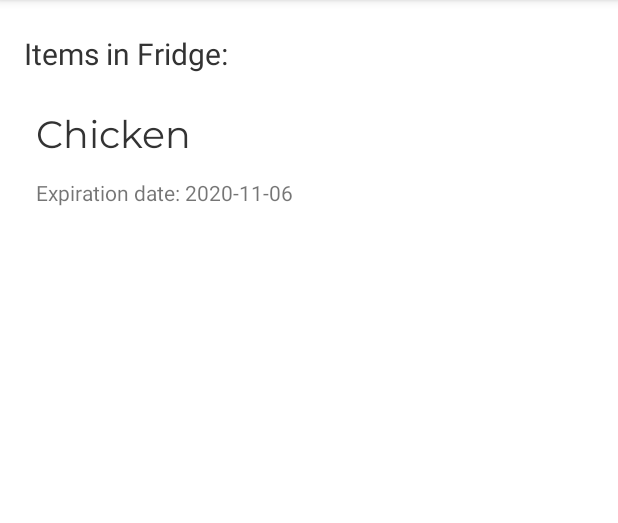
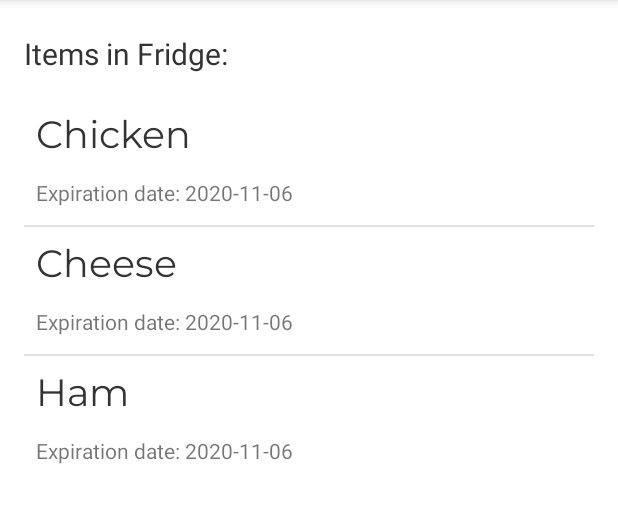
Before and after one commit to Rafalini/BHL_2k20, an Android app: the screen it shows after launch (MainActivity), on a phone screen of 412 x 824 dp, the part 84-607 px from its top. Run offline under Robolectric (Android 15) with nearby library versions, the phone set to English and light mode, and no system bars; Roboto replaces fonts that are not available here.

Commit message:
Changed RecyclerView to ListView

```diff
--- a/app/src/main/java/com/example/myapplication/FoodItemAdapter.java
+++ b/app/src/main/java/com/example/myapplication/FoodItemAdapter.java
@@ -4,58 +4,55 @@ import android.content.Context;
 import android.view.LayoutInflater;
 import android.view.View;
 import android.view.ViewGroup;
+import android.widget.ArrayAdapter;
 import android.widget.TextView;
 
 import androidx.annotation.NonNull;
-import androidx.recyclerview.widget.RecyclerView;
-
+import androidx.annotation.Nullable;
 import com.example.myapplication.models.FoodItem;
 
 import java.text.SimpleDateFormat;
-import java.util.List;
+import java.util.ArrayList;
 
-public class FoodItemAdapter extends RecyclerView.Adapter<FoodItemAdapter.FoodItemViewHolder> {
+public class FoodItemAdapter extends ArrayAdapter<FoodItem> {
 
-    private Context context;
-    private List<FoodItem> foodList;
+    private final Context context;
 
-    public FoodItemAdapter(Context context, List<FoodItem> foodList) {
+    public FoodItemAdapter(Context context, ArrayList<FoodItem> values) {
+        super(context, -1, values);
         this.context = context;
-        this.foodList = foodList;
     }
 
     @NonNull
     @Override
-    public FoodItemViewHolder onCreateViewHolder(@NonNull ViewGroup parent, int viewType) {
-        View view = LayoutInflater.from(context).inflate(R.layout.food_recycler_items, parent, false);
-        return new FoodItemViewHolder(view);
+    public View getView(int position, @Nullable View convertView, @NonNull ViewGroup parent) {
+        ItemViewHolder holder;
+        if(convertView == null) {
+            LayoutInflater inflater = (LayoutInflater) context.getSystemService(Context.LAYOUT_INFLATER_SERVICE);
+            convertView = inflater.inflate(R.layout.food_recycler_items, null);
+            holder = new ItemViewHolder();
+            holder.nameTextView = (TextView) convertView.findViewById(R.id.food_item_name);
+            holder.dateTextView = (TextView) convertView.findViewById(R.id.food_item_date);
+            convertView.setTag(holder);
+        } else {
+            holder = (ItemViewHolder) convertView.getTag();
+        }
+
+
+        FoodItem foodItem = getItem(position);
+        holder.nameTextView.setText(foodItem.getName());
+        SimpleDateFormat dateFormat = new SimpleDateFormat("yyyy-MM-dd");
+        String date = dateFormat.format(foodItem.getExpirationDate());
+        String dateText = "Expiration date: " + date;
+        holder.dateTextView.setText(dateText);
+
+        return convertView;
     }
 
-    @Override
-    public void onBindViewHolder(@NonNull FoodItemViewHolder holder, int position) {
-        holder.foodItemName.setText(foodList.get(position).getName());
-        SimpleDateFormat dateFormat = new SimpleDateFormat("yyyy-MM-dd");
-        String date = dateFormat.format(foodList.get(position).getExpirationDate());
-        String dateText = "Expiration date: " + date;
-        holder.foodItemDate.setText(dateText);
+    static class ItemViewHolder {
+        private TextView nameTextView;
+        private TextView dateTextView;
     }
 
-    @Override
-    public int getItemCount() {
-        return foodList.size();
-    }
-
-    public static class FoodItemViewHolder extends RecyclerView.ViewHolder {
-
-        TextView foodItemName;
-        TextView foodItemDate;
-
-        public FoodItemViewHolder(@NonNull View itemView) {
-            super(itemView);
-
-            foodItemName = itemView.findViewById(R.id.food_item_name);
-            foodItemDate = itemView.findViewById(R.id.food_item_date);
-        }
-    }
 
 }
--- a/app/src/main/java/com/example/myapplication/MainActivity.java
+++ b/app/src/main/java/com/example/myapplication/MainActivity.java
@@ -1,24 +1,22 @@
 package com.example.myapplication;
 
 import androidx.appcompat.app.AppCompatActivity;
-import androidx.recyclerview.widget.LinearLayoutManager;
-import androidx.recyclerview.widget.RecyclerView;
 
 import android.os.Bundle;
 import android.view.Menu;
 import android.view.MenuItem;
+import android.widget.ListView;
 import android.widget.Toast;
 
 import com.example.myapplication.models.FoodItem;
 
 import java.util.ArrayList;
 import java.util.Date;
-import java.util.List;
 
 
 public class MainActivity extends AppCompatActivity {
 
-    RecyclerView foodItemRecyclerView;
+    ListView foodItemListView;
     FoodItemAdapter foodItemAdapter;
 
     @Override
@@ -26,7 +24,7 @@ public class MainActivity extends AppCompatActivity {
         super.onCreate(savedInstanceState);
         setContentView(R.layout.activity_main);
 
-        List<FoodItem> foodItemList = new ArrayList<FoodItem>();
+        ArrayList<FoodItem> foodItemList = new ArrayList<FoodItem>();
         foodItemList.add(new FoodItem("Chicken", new Date(120,10,6)));
         foodItemList.add(new FoodItem("Cheese", new Date(120,10,6)));
         foodItemList.add(new FoodItem("Ham", new Date(120,10,6)));
@@ -54,12 +52,10 @@ public class MainActivity extends AppCompatActivity {
         }
     }
 
-    private void getFoodItems(List<FoodItem> foodItemList) {
-        foodItemRecyclerView = findViewById(R.id.food_items_recycler);
+    private void getFoodItems(ArrayList<FoodItem> foodItemList) {
+        foodItemListView = findViewById(R.id.food_items_list);
         foodItemAdapter = new FoodItemAdapter(this, foodItemList);
-        RecyclerView.LayoutManager layoutManager = new LinearLayoutManager(this, LinearLayoutManager.VERTICAL, false);
-        foodItemRecyclerView.setLayoutManager(layoutManager);
-        foodItemRecyclerView.setAdapter(foodItemAdapter);
+        foodItemListView.setAdapter(foodItemAdapter);
     }
 
 }
--- a/app/src/main/res/layout/activity_main.xml
+++ b/app/src/main/res/layout/activity_main.xml
@@ -19,15 +19,14 @@
         app:layout_constraintStart_toStartOf="parent"
         app:layout_constraintTop_toTopOf="parent" />
 
-    <androidx.recyclerview.widget.RecyclerView
-        android:id="@+id/food_items_recycler"
-        android:layout_width="377dp"
-        android:layout_height="100dp"
+    <ListView
+        android:id="@+id/food_items_list"
+        android:layout_width="match_parent"
+        android:layout_height="wrap_content"
         android:layout_marginStart="16dp"
         android:layout_marginTop="16dp"
         android:layout_marginEnd="16dp"
         app:layout_constraintEnd_toEndOf="parent"
-        app:layout_constraintHorizontal_bias="0.0"
         app:layout_constraintStart_toStartOf="parent"
         app:layout_constraintTop_toBottomOf="@+id/textView2" />
 
--- a/app/src/main/res/layout/food_recycler_items.xml
+++ b/app/src/main/res/layout/food_recycler_items.xml
@@ -23,6 +23,7 @@
         android:layout_width="wrap_content"
         android:layout_height="wrap_content"
         android:layout_marginTop="8dp"
+        android:paddingBottom="12dp"
         android:text="TextView"
         app:layout_constraintStart_toStartOf="@+id/food_item_name"
         app:layout_constraintTop_toBottomOf="@+id/food_item_name" />
```
